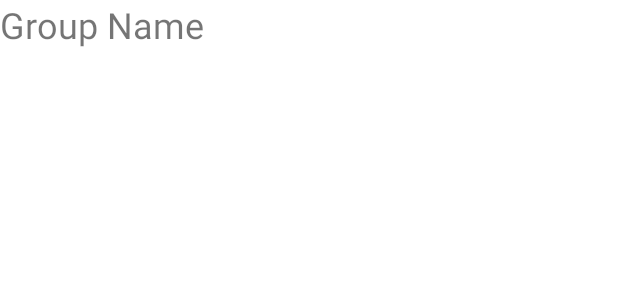
After one commit to menesdurak/TODO_Buddy, an Android app: the layout item_group.xml on its own in the app's theme, with its tools: preview values and no code run, on a phone screen of 412 x 824 dp. The commit adds this screen. Shown: the top 300 px of the screen. Run offline under Robolectric (Android 15) with nearby library versions, the phone set to English and light mode, and no system bars.

Commit message:
Created Group Adapter

```diff
--- a/app/src/main/res/drawable/ic_add_group.xml
+++ /dev/null
@@ -1,5 +0,0 @@
-<vector android:height="24dp" android:tint="#000000"
-    android:viewportHeight="24" android:viewportWidth="24"
-    android:width="24dp" xmlns:android="http://schemas.android.com/apk/res/android">
-    <path android:fillColor="@android:color/white" android:pathData="M4,6L2,6v14c0,1.1 0.9,2 2,2h14v-2L4,20L4,6zM20,2L8,2c-1.1,0 -2,0.9 -2,2v12c0,1.1 0.9,2 2,2h12c1.1,0 2,-0.9 2,-2L22,4c0,-1.1 -0.9,-2 -2,-2zM19,11h-4v4h-2v-4L9,11L9,9h4L13,5h2v4h4v2z"/>
-</vector>
--- /dev/null
+++ b/app/src/main/res/layout/item_group.xml
@@ -0,0 +1,14 @@
+<?xml version="1.0" encoding="utf-8"?>
+<LinearLayout xmlns:android="http://schemas.android.com/apk/res/android"
+    android:layout_width="match_parent"
+    android:layout_height="wrap_content"
+    xmlns:tools="http://schemas.android.com/tools">
+
+    <TextView
+        android:id="@+id/tvGroupName"
+        android:layout_width="wrap_content"
+        android:layout_height="wrap_content"
+        android:textSize="24sp"
+        tools:text="Group Name"/>
+
+</LinearLayout>
```
Also changed, not shown: app/src/main/java/com/menesdurak/todobuddy/presentation/groups/GroupAdapter.kt (added, +47 -0 lines), app/src/main/res/layout/fragment_groups.xml (+11 -3 lines).
